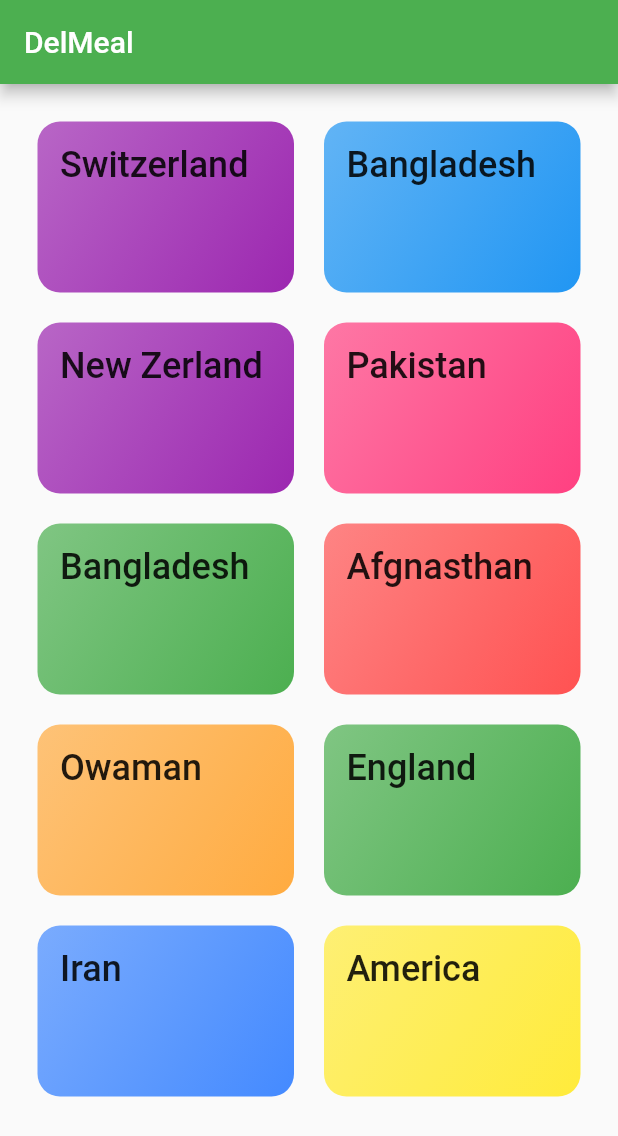
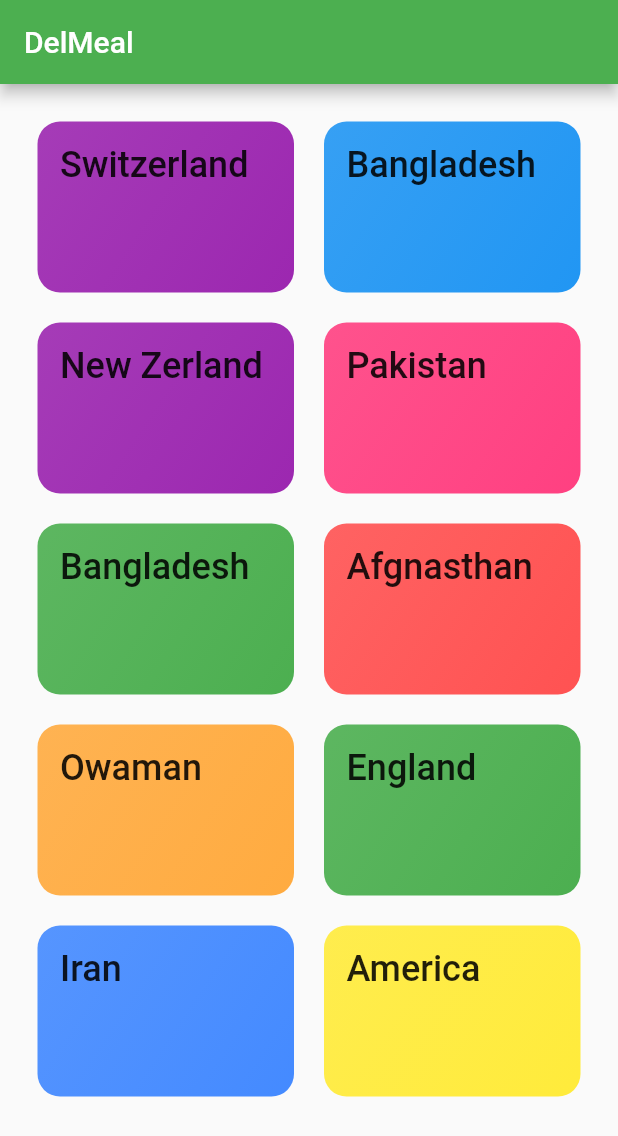
Before and after one commit to alaminsheikh01/Cooking_meal_app, a Flutter app: the screen it shows after launch, on a phone screen of 412 x 824 dp. Shown: the top 1136 px of the screen. Run offline on Flutter 3.47's test engine with Material 2 defaults, Android fonts, the phone set to English and light mode, and no system bars.

Commit message:
bug fixed

```diff
--- a/lib/widgets/category_item.dart
+++ b/lib/widgets/category_item.dart
@@ -40,7 +40,7 @@ class CategoryItem extends StatelessWidget {
         decoration: BoxDecoration(
           gradient: LinearGradient(
             colors: [
-              color.withOpacity(0.7),
+              color.withOpacity(0.9),
               color,
             ],
             begin: Alignment.topLeft,
--- a/lib/widgets/meal_item.dart
+++ b/lib/widgets/meal_item.dart
@@ -60,7 +60,7 @@ class MealItem extends StatelessWidget {
           borderRadius: BorderRadius.circular(15),
         ),
         elevation: 4,
-        margin: EdgeInsets.all(10),
+        margin: EdgeInsets.all(20),
         child: Column(
           children: <Widget>[
             Stack(
```
